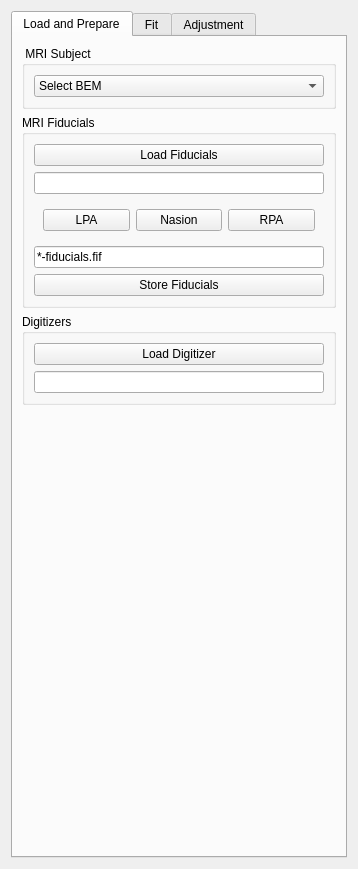
The window that libraries/disp/viewers/formfiles/coregsettingsview.ui (mne-tools/mne-cpp) describes before a commit, drawn with Qt 5.
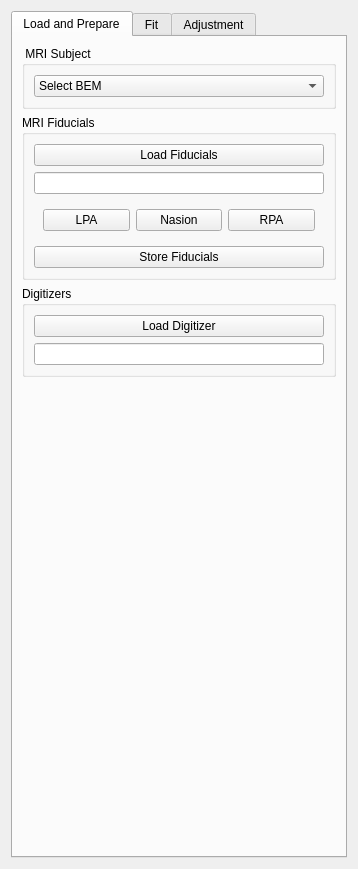
The same window after the commit. The open tabs and pages were chosen to show the change.

Commit message: Maint: fix fiducial saving

Patch:
```diff
--- a/libraries/disp/viewers/formfiles/coregsettingsview.ui
+++ b/libraries/disp/viewers/formfiles/coregsettingsview.ui
@@ -95,19 +95,6 @@
             </layout>
            </widget>
           </item>
-          <item>
-           <widget class="QLineEdit" name="m_qLineEdit_FidStoreFileName">
-            <property name="minimumSize">
-             <size>
-              <width>140</width>
-              <height>0</height>
-             </size>
-            </property>
-            <property name="text">
-             <string>*-fiducials.fif</string>
-            </property>
-           </widget>
-          </item>
           <item>
            <widget class="QPushButton" name="m_qPushButton_FidStoreFileDialog">
             <property name="text">
```
Left out of the diff: 2 changed lines with no effect on the pictures. The commit also changes 3 other files.
